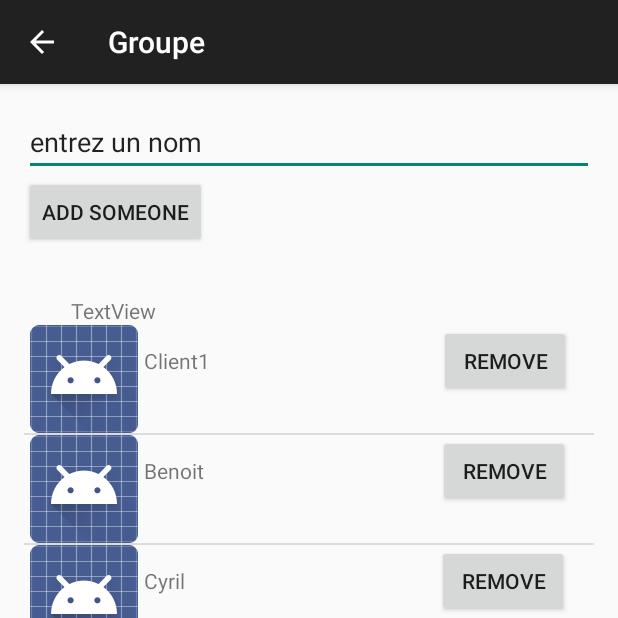
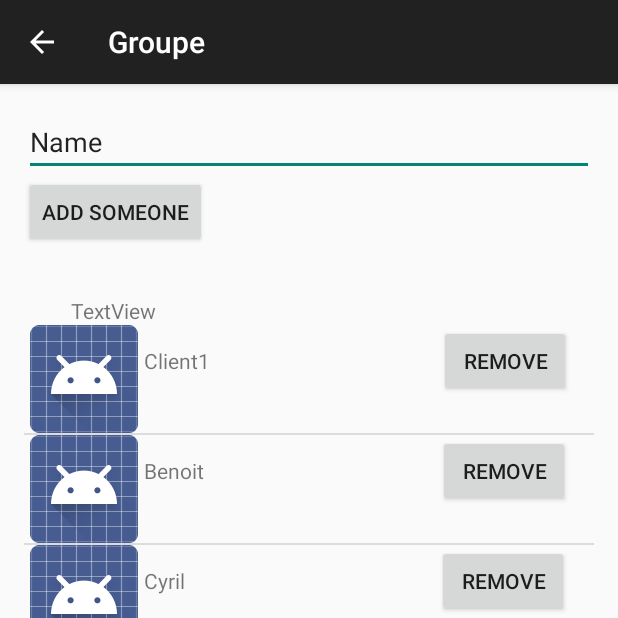
Before and after one commit to ultratrail/mobapp2, an Android app: the Groupe_Activity screen opened directly, with no data from a screen before it, after a tap on "ADD SOMEONE", on a phone screen of 412 x 824 dp, the top half of it. Run offline under Robolectric (Android 15) with nearby library versions, the phone set to English and light mode, and no system bars.

```diff
--- a/app/src/main/java/teamtreehouse/com/iamhere/Groupe_Activity.java
+++ b/app/src/main/java/teamtreehouse/com/iamhere/Groupe_Activity.java
@@ -42,7 +42,7 @@ public class Groupe_Activity extends AppCompatActivity {
                 id_a_ajouter=textView.getText().toString();
                 Log.i("ST",id_a_ajouter);
                 UltraTeamApplication.getInstance().getAdapter().add(id_a_ajouter);// ajoute la personne dans ultrateam
-                textView.setText("entrez un nom");
+                //textView.setText("entrez un nom");
             }
         });
     }
```
